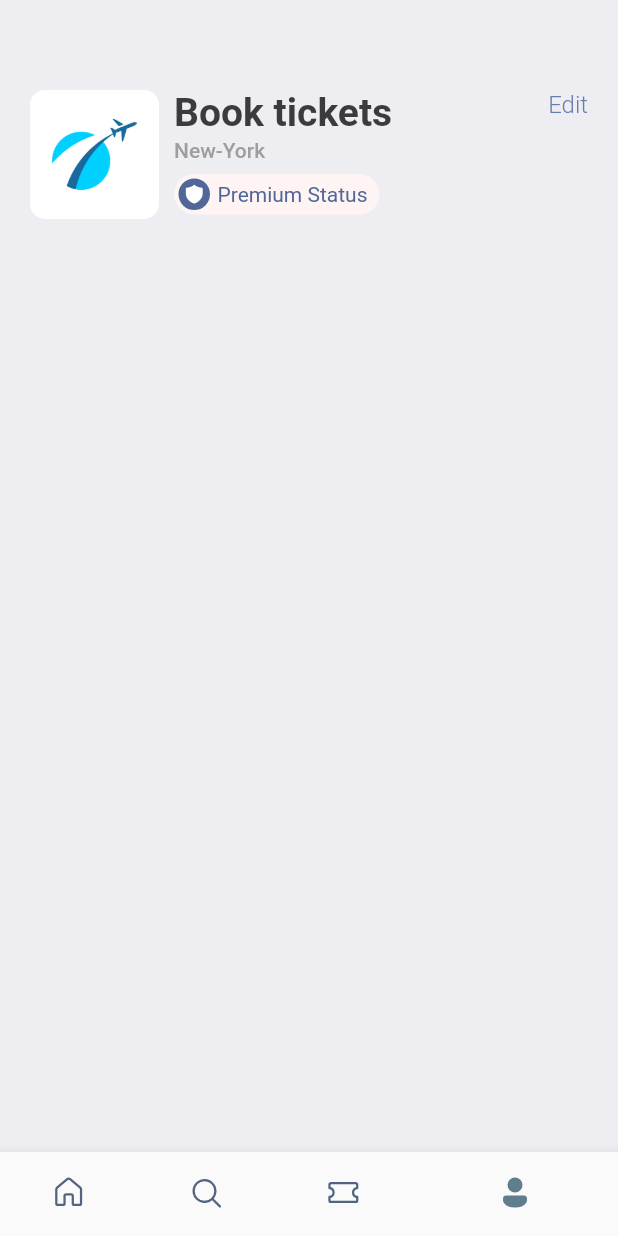
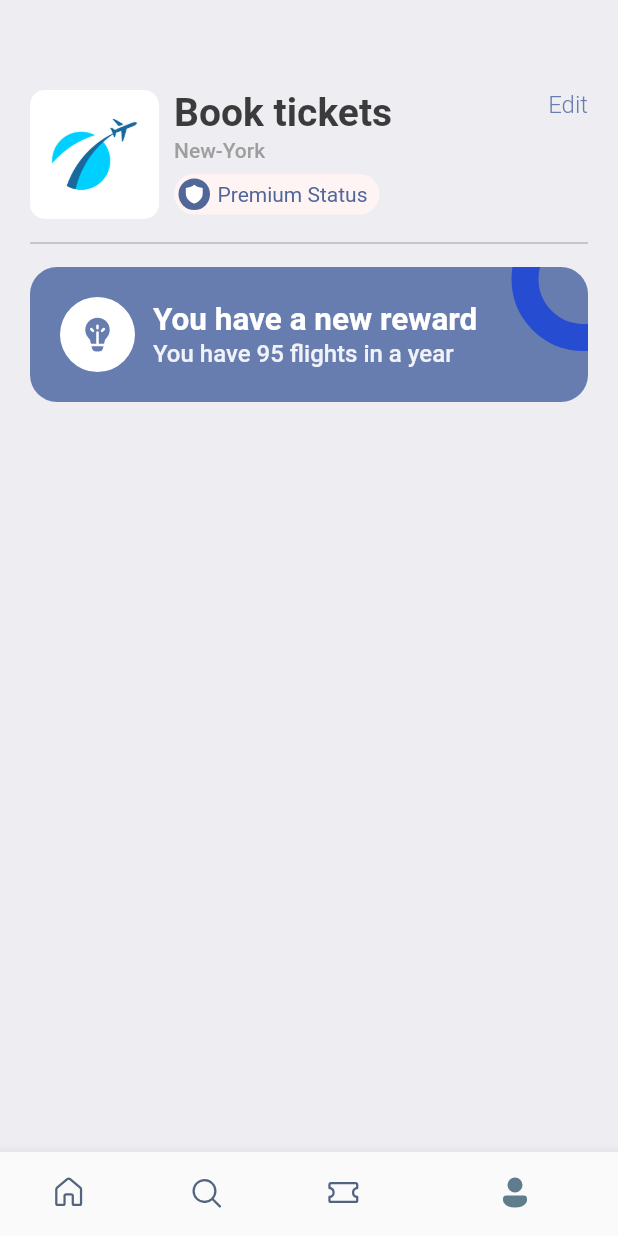
Before and after one commit to Linabousbih/TravelApp, a Flutter app: the screen it shows after launch, item 4 of the bottom bar chosen, on a phone screen of 412 x 824 dp. Run offline on Flutter 3.47's test engine with Material 2 defaults, Android fonts, the phone set to English and light mode, and no system bars; our stand-ins replace barcode_widget, fluentui_icons, gap, get.

```diff
--- a/lib/screens/profile_screen.dart
+++ b/lib/screens/profile_screen.dart
@@ -17,6 +17,10 @@ class ProfileScreen extends StatelessWidget {
                 vertical: AppLayout.getHeight(20)),
             children: [
               Gap(AppLayout.getHeight(40)),
+
+              /************************************************
+               ****************First section*****************
+               ************************************************/
               Row(
                 crossAxisAlignment: CrossAxisAlignment.start,
                 children: [
@@ -81,17 +85,77 @@ class ProfileScreen extends StatelessWidget {
                   Column(
                     children: [
                       InkWell(
-                        onTap: (){print("Tapped");},
+                          onTap: () {
+                            print("Tapped");
+                          },
                           child: Text(
-                        "Edit",
-                        style: Styles.textStyle.copyWith(
-                            color: Styles.primaryColor,
-                            fontWeight: FontWeight.w300),
-                      ))
+                            "Edit",
+                            style: Styles.textStyle.copyWith(
+                                color: Styles.primaryColor,
+                                fontWeight: FontWeight.w300),
+                          ))
                     ],
                   )
                 ],
               ),
+
+              /************************************************
+               ****************Second section*****************
+               ************************************************/
+
+              Gap(AppLayout.getHeight(8)),
+              Divider(
+                color: Colors.grey.shade500,
+              ),
+              Gap(AppLayout.getHeight(8)),
+              Stack(
+                children: [
+                  Container(
+                    height: AppLayout.getHeight(90),
+                    width: double.infinity,
+                    decoration: BoxDecoration(
+                        color: Styles.primaryColor,
+                        borderRadius:
+                            BorderRadius.circular(AppLayout.getHeight(18))),
+                  ),
+                  Container(
+                    child: Positioned(
+                      right: -45,
+                      top: -40,
+                      child: Container(
+                          padding: EdgeInsets.all(AppLayout.getHeight(30)),
+                          decoration: BoxDecoration(
+                            color: Colors.transparent,
+                            shape: BoxShape.circle,
+                            border:
+                                Border.all(width: 18, color: Color(0xFF264CD2)),
+                          )),
+                    ),
+                  ),
+                  Container(
+                    padding: EdgeInsets.symmetric(horizontal: AppLayout.getWidth(20), vertical: AppLayout.getHeight(20)),
+                    child: Row(
+                      mainAxisAlignment: MainAxisAlignment.start,
+                      crossAxisAlignment: CrossAxisAlignment.center,
+                      children: [
+                      CircleAvatar(
+                        child: Icon(FluentSystemIcons.ic_fluent_lightbulb_filament_filled,color: Styles.primaryColor,size: 27,),
+                        maxRadius: 25,
+                        backgroundColor: Colors.white,
+                      ),
+                      Gap(AppLayout.getHeight(12)),
+                      Column(
+                        mainAxisAlignment: MainAxisAlignment.start,
+                        crossAxisAlignment: CrossAxisAlignment.start,
+                        children: [
+                        Text("You have a new reward", style: Styles.headlineStyleM.copyWith(fontWeight: FontWeight.bold, color: Colors.white),),
+                        Text("You have 95 flights in a year", style: Styles.headlineStyleM.copyWith(fontWeight: FontWeight.w500, color: Colors.white.withOpacity(0.9),fontSize: 16),),
+
+                      ],)
+                    ],),
+                  )
+                ],
+              )
             ]));
   }
 }
```
